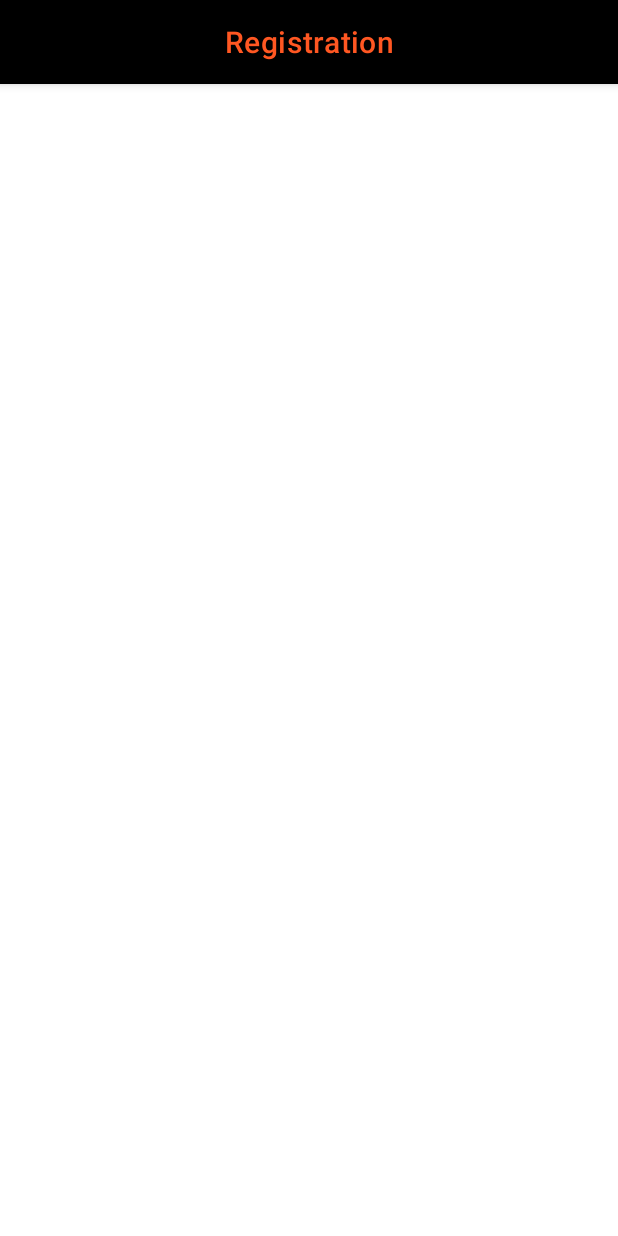
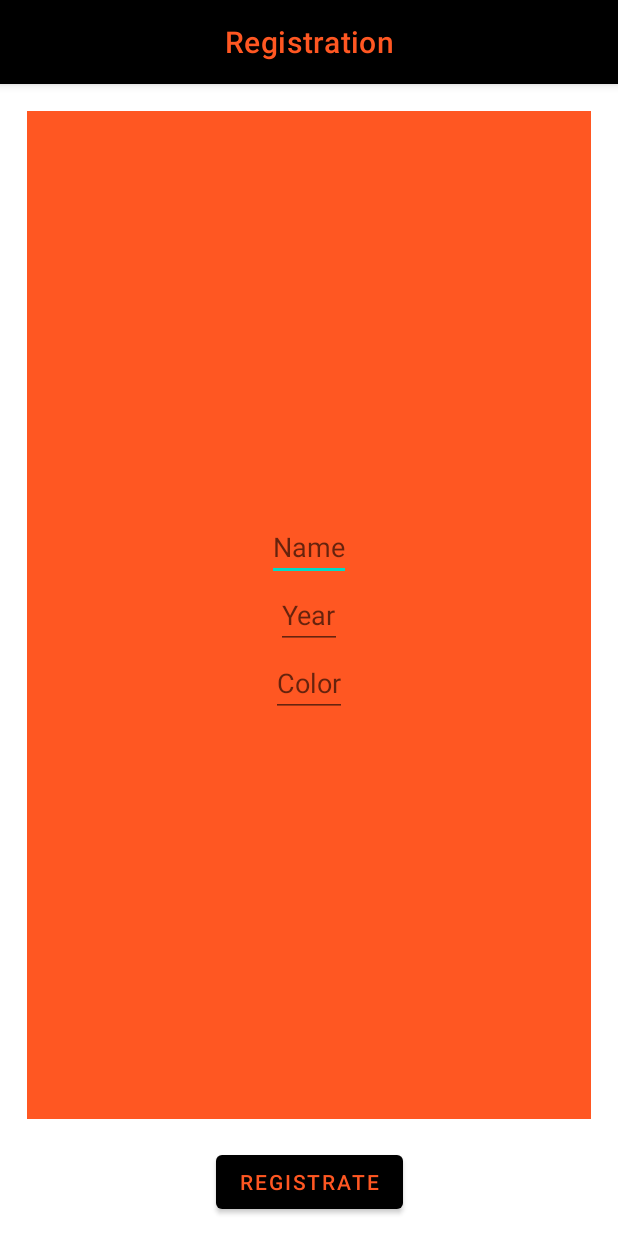
Before and after one commit to Throgar/WBPOLehotsky, an Android app: the screen it shows after launch (MainActivity), on a phone screen of 412 x 824 dp. Run offline under Robolectric (Android 15) with nearby library versions, the phone set to English and light mode, and no system bars; our stand-ins replace data binding.

Commit message:
Initial (bad) registration UI

```diff
--- a/app/src/main/java/com/example/wbpolehotsky/ui/api/ResponseWrapper.kt
+++ b/app/src/main/java/com/example/wbpolehotsky/api/ResponseWrapper.kt
@@ -1,4 +1,4 @@
-package com.example.wbpolehotsky.ui.api
+package com.example.wbpolehotsky.api
 
 sealed class ResponseWrapper<out T> {
     data class Success<T>(val value: T) : ResponseWrapper<T>()
--- a/app/src/main/java/com/example/wbpolehotsky/ui/main/MainFragment.kt
+++ b/app/src/main/java/com/example/wbpolehotsky/main/MainFragment.kt
@@ -1,4 +1,4 @@
-package com.example.wbpolehotsky.ui.main
+package com.example.wbpolehotsky.main
 
 import androidx.lifecycle.ViewModelProvider
 import android.os.Bundle
--- a/app/src/main/java/com/example/wbpolehotsky/ui/main/MainViewModel.kt
+++ b/app/src/main/java/com/example/wbpolehotsky/main/MainViewModel.kt
@@ -1,4 +1,4 @@
-package com.example.wbpolehotsky.ui.main
+package com.example.wbpolehotsky.main
 
 import androidx.lifecycle.ViewModel
 
--- a/app/src/main/res/layout/fragment_main.xml
+++ b/app/src/main/res/layout/fragment_main.xml
@@ -5,7 +5,7 @@
     android:id="@+id/main"
     android:layout_width="match_parent"
     android:layout_height="match_parent"
-    tools:context=".ui.main.MainFragment">
+    tools:context=".main.MainFragment">
 
     <TextView
         android:id="@+id/message"
--- a/app/src/main/res/layout/fragment_registration.xml
+++ b/app/src/main/res/layout/fragment_registration.xml
@@ -3,10 +3,10 @@
     xmlns:app="http://schemas.android.com/apk/res-auto">
 
     <data>
+
         <variable
             name="registrationFragment"
-            type="com.example.wbpolehotsky.ui.RegistrationFragment"
-            />
+            type="com.example.wbpolehotsky.ui.RegistrationFragment" />
     </data>
 
     <androidx.constraintlayout.widget.ConstraintLayout
@@ -14,6 +14,7 @@
         android:layout_height="match_parent">
 
         <com.google.android.material.appbar.AppBarLayout
+            android:id="@+id/appBar"
             android:layout_width="match_parent"
             android:layout_height="wrap_content"
             app:layout_constraintEnd_toEndOf="parent"
@@ -30,6 +31,54 @@
 
         </com.google.android.material.appbar.AppBarLayout>
 
+        <LinearLayout
+            android:id="@+id/regContainer"
+            android:layout_width="0dp"
+            android:layout_height="0dp"
+            app:layout_constraintTop_toBottomOf="@id/appBar"
+            app:layout_constraintBottom_toTopOf="@id/sendRegBtn"
+            app:layout_constraintStart_toStartOf="parent"
+            app:layout_constraintEnd_toEndOf="parent"
+            android:orientation="vertical"
+            android:gravity="center"
+            android:background="@color/orange"
+            android:layout_margin="@dimen/huge18"
+            >
+
+            <EditText
+                android:id="@+id/name"
+                android:layout_width="wrap_content"
+                android:layout_height="wrap_content"
+                android:hint="Name"
+                app:placeholderText="Name"
+                />
+            <EditText
+                android:id="@+id/year"
+                android:layout_width="wrap_content"
+                android:layout_height="wrap_content"
+                android:hint="Year"
+                app:placeholderText="Year"
+                />
+            <EditText
+                android:id="@+id/color"
+                android:layout_width="wrap_content"
+                android:layout_height="wrap_content"
+                android:hint="Color"
+                app:placeholderText="Color"
+                />
+
+        </LinearLayout>
+
+        <Button
+            android:id="@+id/sendRegBtn"
+            android:layout_width="wrap_content"
+            android:layout_height="wrap_content"
+            android:layout_marginBottom="@dimen/large12"
+            android:text="@string/registrateBtn"
+            app:layout_constraintBottom_toBottomOf="parent"
+            app:layout_constraintEnd_toEndOf="parent"
+            app:layout_constraintStart_toStartOf="parent" />
+
 
     </androidx.constraintlayout.widget.ConstraintLayout>
 </layout>
--- /dev/null
+++ b/app/src/main/res/values/dimen.xml
@@ -0,0 +1,7 @@
+<?xml version="1.0" encoding="utf-8"?>
+<resources>
+    <dimen name="small2">2dp</dimen>
+    <dimen name="medium6">6dp</dimen>
+    <dimen name="large12">12dp</dimen>
+    <dimen name="huge18">18dp</dimen>
+</resources>
--- a/app/src/main/res/values/strings.xml
+++ b/app/src/main/res/values/strings.xml
@@ -2,8 +2,16 @@
     <string name="app_name">WBPOLehotsky</string>
     <string name="mainfragment">MainFragment</string>
 
+    <!--Registration-->
     <string name="registrationTitle">Registration</string>
+    <string name="registrateBtn">Registrate</string>
+    <string name="name">Name</string>
+    <string name="year">Years</string>
+    <string name="color">Color</string>
+    <string name="email">Email</string>
+    <string name="password">Password</string>
 
     <string name="userListTitle">User List</string>
 
+
 </resources>
--- a/app/src/main/res/values/themes.xml
+++ b/app/src/main/res/values/themes.xml
@@ -2,9 +2,9 @@
     <!-- Base application theme. -->
     <style name="Theme.WBPOLehotsky" parent="Theme.MaterialComponents.Light.NoActionBar">
         <!-- Primary brand color. -->
-        <item name="colorPrimary">@color/purple_500</item>
+        <item name="colorPrimary">@color/black</item>
         <item name="colorPrimaryVariant">@color/purple_700</item>
-        <item name="colorOnPrimary">@color/white</item>
+        <item name="colorOnPrimary">@color/orange</item>
         <!-- Secondary brand color. -->
         <item name="colorSecondary">@color/teal_200</item>
         <item name="colorSecondaryVariant">@color/teal_700</item>
```
